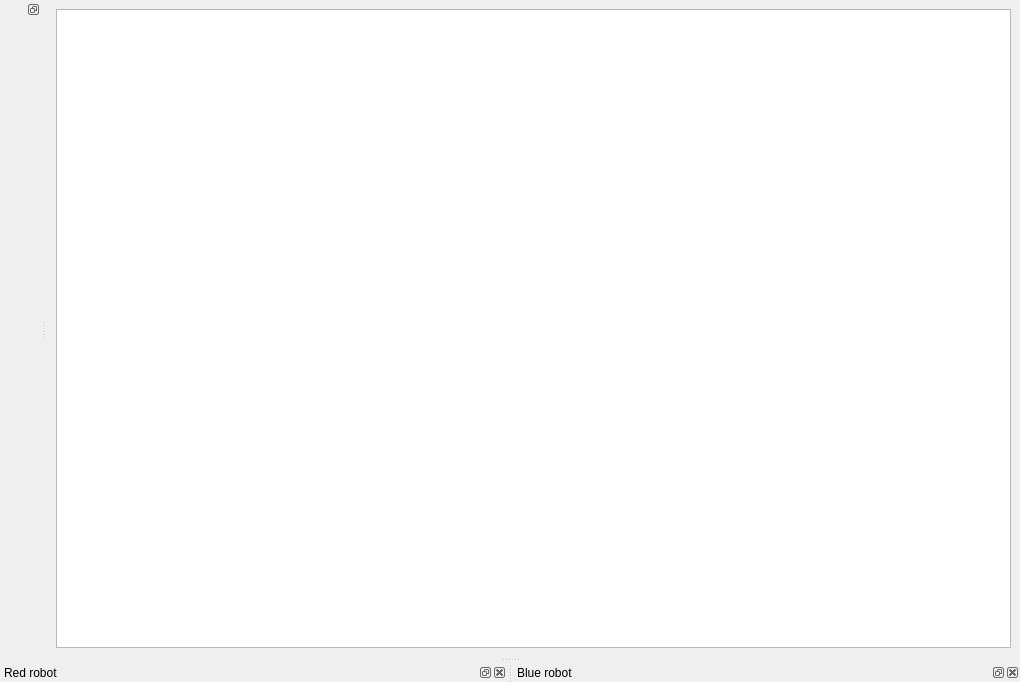
First picture: the form in bhbot/simulator/mainwindow.ui, repository alberthier/bhware, before the edit.
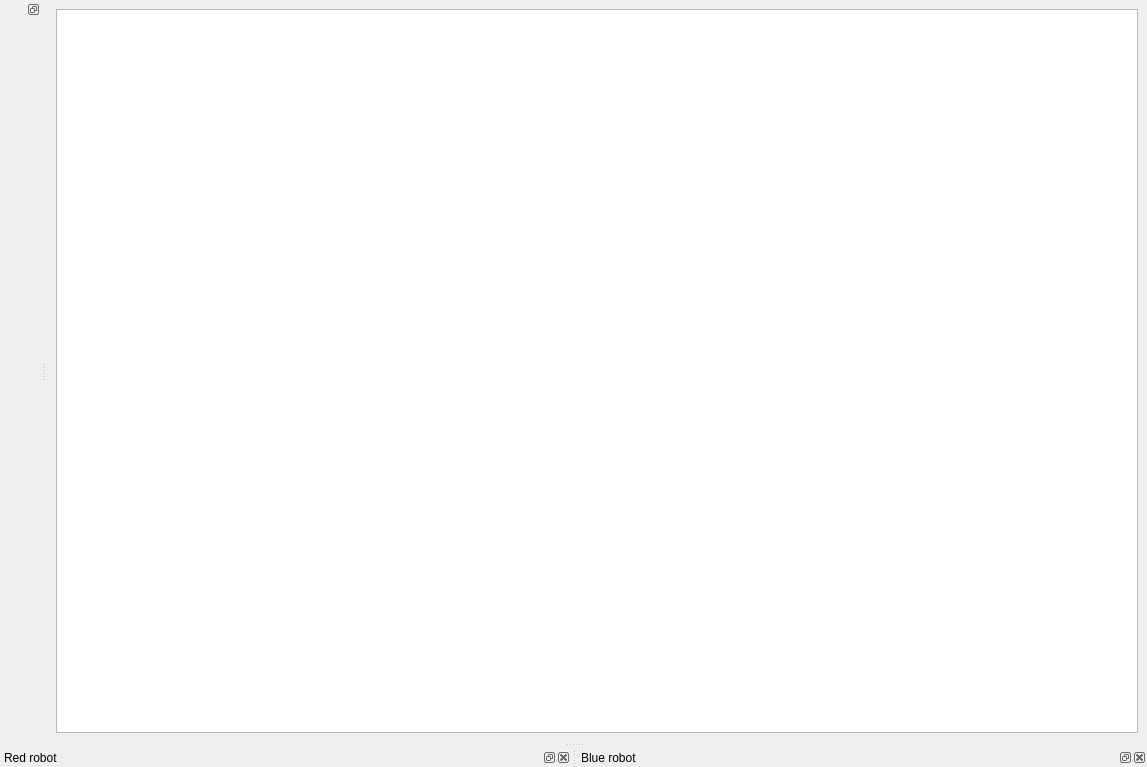
Second picture: the form after the edit.

What changed in the file:
```diff
--- a/bhbot/simulator/mainwindow.ui
+++ b/bhbot/simulator/mainwindow.ui
@@ -6,8 +6,8 @@
    <rect>
     <x>0</x>
     <y>0</y>
-    <width>1020</width>
-    <height>682</height>
+    <width>1147</width>
+    <height>767</height>
    </rect>
   </property>
   <property name="windowTitle">
```
